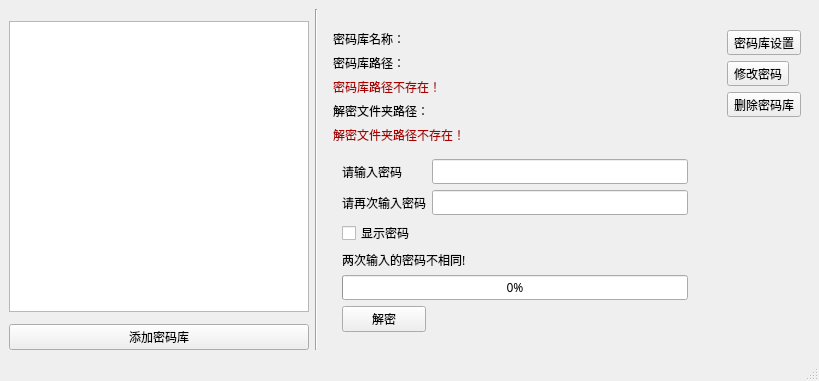
First picture: the form in src/main_window_2.ui, repository AphelionD/aes-file-locker, before the edit.
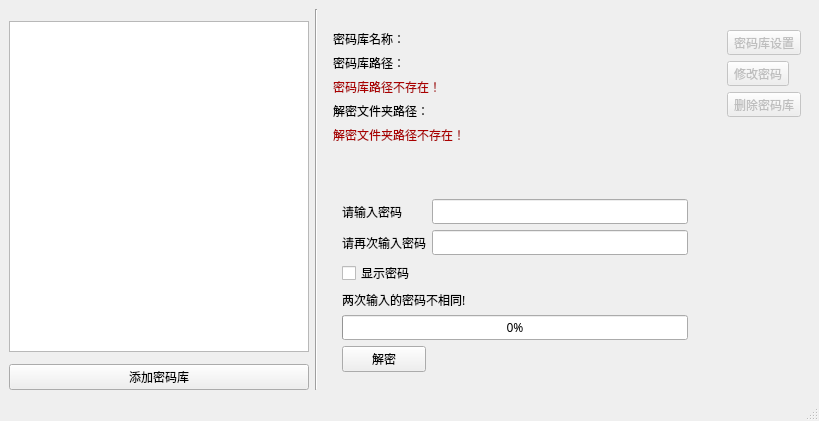
Second picture: the form after the edit.

What changed in the file:
```diff
--- a/src/main_window_2.ui
+++ b/src/main_window_2.ui
@@ -7,7 +7,7 @@
     <x>0</x>
     <y>0</y>
     <width>819</width>
-    <height>381</height>
+    <height>421</height>
    </rect>
   </property>
   <property name="font">
@@ -279,6 +279,9 @@
     </item>
     <item row="2" column="5" rowspan="3">
      <widget class="QWidget" name="vaultConfigWidget" native="true">
+      <property name="enabled">
+       <bool>false</bool>
+      </property>
       <property name="font">
        <font>
         <family>微软雅黑</family>
```
Left out of the diff: 40 changed lines with no effect on the pictures.
